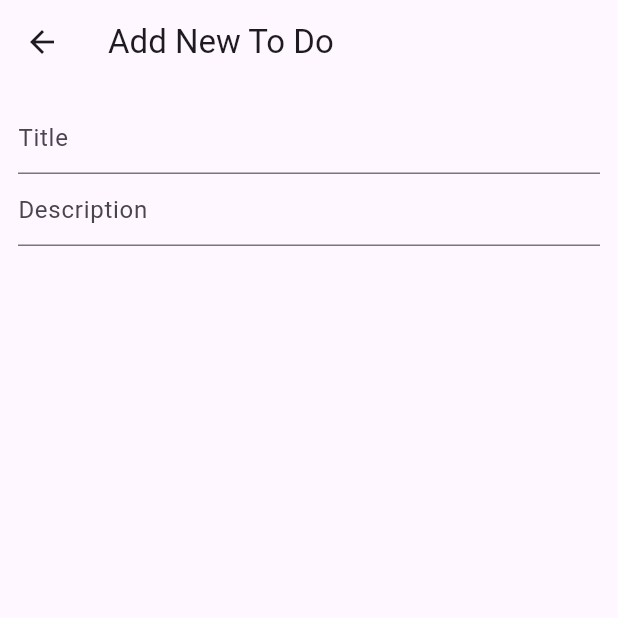
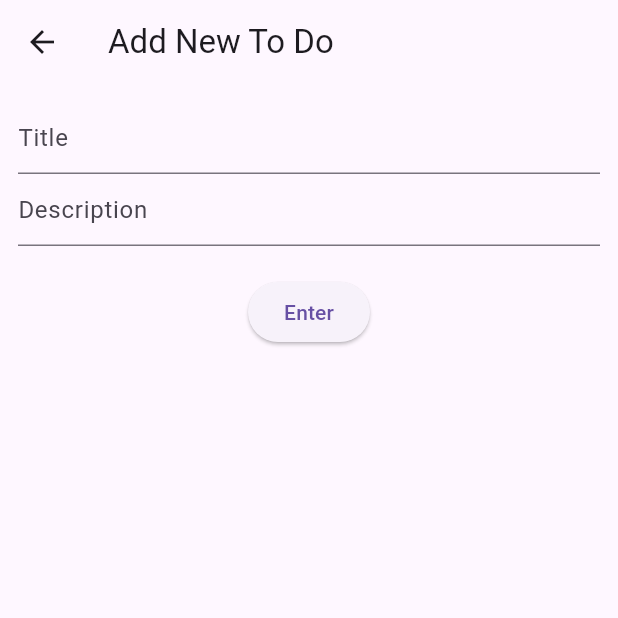
Before and after one commit to MIR-RIAZUL/to_do, a Flutter app: the screen it shows after launch, after a tap on the "add" icon, on a phone screen of 412 x 824 dp, the top half of it. Run offline on Flutter 3.47's test engine with Material 3 defaults, Android fonts, the phone set to English and light mode, and no system bars.

Commit message:
pass the text ,and add to the list

```diff
--- a/lib/HomeScreen.dart
+++ b/lib/HomeScreen.dart
@@ -37,14 +37,13 @@ class _Home_ScreenState extends State<Home_Screen> {
             );
           }),
       floatingActionButton: FloatingActionButton(
-        onPressed: (){
+        onPressed: () async {
 
-          // Todo todo=Todo("pending", id: 1, title: "title", description: "description", date: DateTime.now());
-          //
-          // todoList.add(todo);
-          // setState(() {});
-
-          Navigator.push(context, MaterialPageRoute(builder: (context)=>AddNewToDoScreen()));
+         Todo ?todo = await Navigator.push(context, MaterialPageRoute(builder: (context)=>AddNewToDoScreen()));
+         if(todo!=null){
+           todoList.add(todo);
+           setState(() {});
+         }
 
         },
         child: Icon(Icons.add),
--- a/lib/add_new_to_do_screen.dart
+++ b/lib/add_new_to_do_screen.dart
@@ -1,5 +1,7 @@
 
 import 'package:flutter/material.dart';
+
+import 'to do.dart';
 
 class AddNewToDoScreen extends StatefulWidget {
   const AddNewToDoScreen({super.key});
@@ -38,6 +40,11 @@ class _AddNewToDoScreenState extends State<AddNewToDoScreen> {
                 hintText: "Description",
               ),
             ),
+            SizedBox(height: 20,),
+            ElevatedButton(onPressed: (){
+              Todo todo=Todo("pending", title: titleController.text, description: descriptionController.text.trim(), date: DateTime.now());
+              Navigator.pop(context, todo);
+            }, child: Text("Enter"))
 
           ]
         ),
--- a/lib/to do.dart
+++ b/lib/to do.dart
@@ -1,9 +1,9 @@
 class Todo{
-  final int id;
+
   final String title;
   final String description;
   final DateTime date;
   final status;
 
-  Todo(this.status, {required this.id, required this.title, required this.description, required this.date});
+  Todo(this.status, { required this.title, required this.description, required this.date});
 }
```
